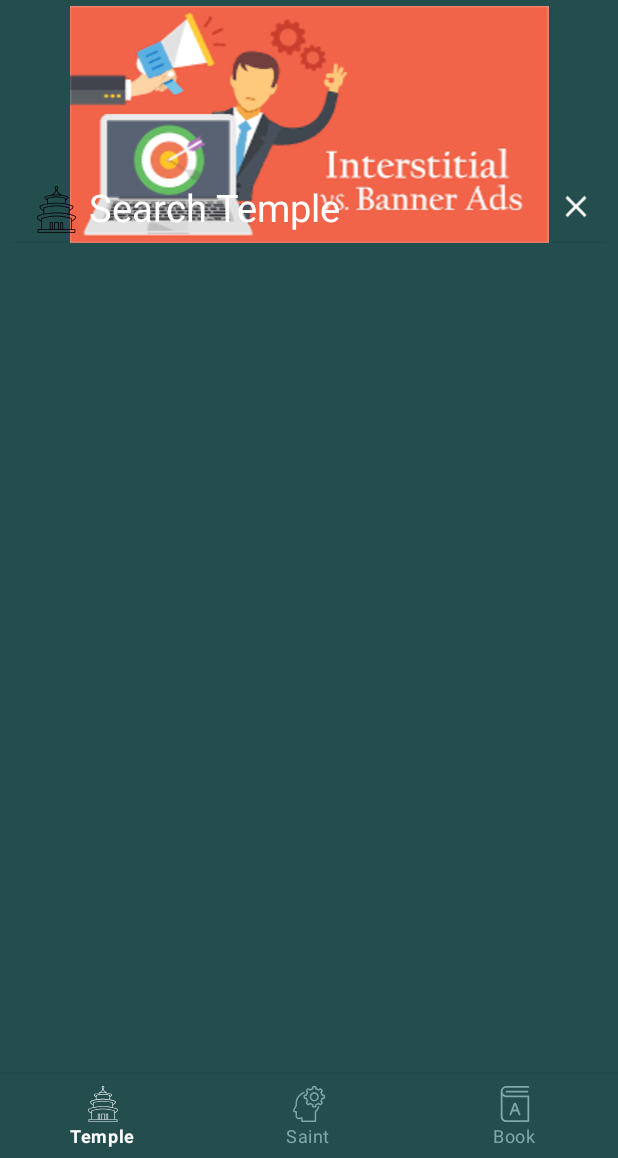
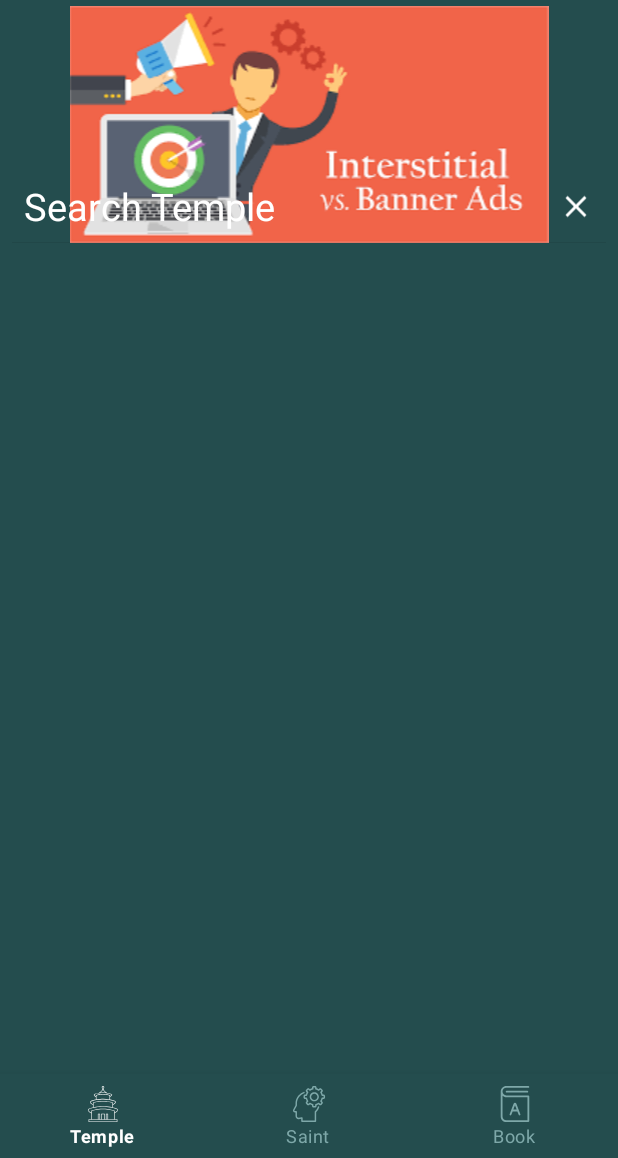
Before and after one commit to theneem/omnitrail_material, an Android app: the ReligionHome screen opened directly, with no data from a screen before it, after a tap on "Search", on a phone screen of 412 x 824 dp, the part 78-1236 px from its top. Run offline under Robolectric (Android 15) with nearby library versions, the phone set to English and light mode, and no system bars; our stand-ins replace Picasso; pictures from the network do not load; 5 statements that could not run were skipped.

Commit message:
add search

```diff
--- a/app/src/main/java/com/thenneem/omnitrail/rest/ApiInterface.java
+++ b/app/src/main/java/com/thenneem/omnitrail/rest/ApiInterface.java
@@ -20,40 +20,28 @@ import retrofit2.http.Query;
 
 public interface ApiInterface {
 
-
     @GET("religionlist.php")
     Call<List<Religion>> getReligionList();
-
 
     @POST("saintlist.php")
     @FormUrlEncoded
     Call<List<Saint>> getSaintList(@Field("rid") String rid);
 
-
     @POST("booklist.php")
     @FormUrlEncoded
     Call<List<Book>> getBookList(@Field("rid") String rid);
-
 
     @POST("templelist.php")
     @FormUrlEncoded
     Call<List<Temple>> getTempleList(@Field("rid") String rid);
 
-
-
     @POST("gettemple.php")
     @FormUrlEncoded
     Call<List<Temple>> getTemple(@Field("tid") String tid);
 
-
-
-
     @POST("getsaint.php")
     @FormUrlEncoded
     Call<List<Saint>> getSaint(@Field("sid") String sid);
-
-
-
 
     //get event list for the temples ? (may be we can use the same in future for saints
     @POST("eventlist.php")
@@ -63,9 +51,13 @@ public interface ApiInterface {
     @POST("featurelist.php")
     Call<List<Feature>> getFeatureList(@Query("ptype") String ptype, @Query("pid") String pid);
 
+    //book search
+    @POST("booksearch.php")
+    Call<List<Book>> booksSearch(@Query("rid") String rid, @Query("query") String query);
 
+    @POST("templesearch.php")
+    Call<List<Temple>> templateSearch(@Query("rid") String rid, @Query("query") String query);
 
-
-
-
+    @POST("saintsearch.php")
+    Call<List<Saint>> saintSearch(@Query("rid") String rid, @Query("query") String query);
 }
--- a/app/src/main/java/com/thenneem/omnitrail/ui/temple/TempleFragment.java
+++ b/app/src/main/java/com/thenneem/omnitrail/ui/temple/TempleFragment.java
@@ -84,12 +84,21 @@ public class TempleFragment extends Fragment {
         // calling json retrofit
         ApiInterface apiService =
                 ApiClient.getClient().create(ApiInterface.class);
+        String rid = getArguments().getString("rid");
+        Call<List<Temple>> call;
+        if(getArguments().containsKey("query")){
+            String query = getArguments().getString("query");
+            call = apiService.templateSearch(rid, query);
+        }else{
+            call = apiService.getTempleList(rid);
+        }
 
-       Call<List<Temple>> call = apiService.getTempleList(getArguments().getString("rid"));
         //Call<List<Temple>> call = apiService.getTempleList("1");
 
 
         //
+        if(call == null) return null;
+
         call.enqueue(new Callback<List<Temple>>() {
             @Override
             public void onResponse(Call<List<Temple>> call, Response<List<Temple>> response) {
--- /dev/null
+++ b/app/src/main/res/drawable/ic_search.xml
@@ -0,0 +1,5 @@
+<vector android:height="24dp" android:tint="#FFFFFF"
+    android:viewportHeight="24" android:viewportWidth="24"
+    android:width="24dp" xmlns:android="http://schemas.android.com/apk/res/android">
+    <path android:fillColor="@android:color/white" android:pathData="M15.5,14h-0.79l-0.28,-0.27C15.41,12.59 16,11.11 16,9.5 16,5.91 13.09,3 9.5,3S3,5.91 3,9.5 5.91,16 9.5,16c1.61,0 3.09,-0.59 4.23,-1.57l0.27,0.28v0.79l5,4.99L20.49,19l-4.99,-5zM9.5,14C7.01,14 5,11.99 5,9.5S7.01,5 9.5,5 14,7.01 14,9.5 11.99,14 9.5,14z"/>
+</vector>
--- a/app/src/main/res/layout/activity_religion_home.xml
+++ b/app/src/main/res/layout/activity_religion_home.xml
@@ -52,19 +52,22 @@
 
 
             </ImageView>
-        <androidx.appcompat.widget.SearchView
-            android:layout_height="wrap_content"
-            android:layout_width="match_parent"
-            app:queryHint="Search Temple"
-            android:outlineAmbientShadowColor="@color/colorWhite"
-            android:outlineSpotShadowColor="@color/colorWhite"
-            app:layout_constraintBottom_toBottomOf="@id/imgReligionThumb"
-            android:layout_alignParentRight="true"
-            android:layout_centerVertical="true"
-            android:theme="@style/AppSearchView"
-            app:searchHintIcon="@drawable/ic_temple"
-            android:layoutDirection="rtl"
-            />
+
+            <androidx.appcompat.widget.SearchView
+                android:id="@+id/searchView"
+                android:layout_width="match_parent"
+                android:layout_height="wrap_content"
+                android:layout_alignParentRight="true"
+                android:layout_centerVertical="true"
+                android:layoutDirection="rtl"
+                android:outlineAmbientShadowColor="@color/colorWhite"
+                android:outlineSpotShadowColor="@color/colorWhite"
+                android:theme="@style/AppSearchView"
+                app:layout_constraintBottom_toBottomOf="@id/imgReligionThumb"
+                app:layout_constraintEnd_toEndOf="parent"
+                app:layout_constraintStart_toStartOf="parent"
+                app:searchHintIcon="@null"
+                app:queryHint="Search Temple" />
 
         </androidx.constraintlayout.widget.ConstraintLayout>
 
--- a/app/src/main/res/layout/templelist_layout.xml
+++ b/app/src/main/res/layout/templelist_layout.xml
@@ -187,6 +187,7 @@
                 android:layout_height="100dp"
                 android:layout_gravity="start"
                 android:layout_marginTop="1dp"
+                android:layout_margin="5dp"
                 android:text="Android Version"
                 style="@style/NormalText"
                 />
@@ -210,10 +211,9 @@
                     app:icon="@drawable/ic_more"
                     android:tint="@color/primaryDarkColor"
                     app:iconGravity="end"
-
+                    android:layout_margin="5dp"
                     style="@style/ButtonMain"
-
-                    ></com.google.android.material.button.MaterialButton>
+                    />
 
             </LinearLayout>
 
```
Also changed, not shown: app/src/main/java/com/thenneem/omnitrail/ReligionHome.java (+63 -12 lines), app/src/main/java/com/thenneem/omnitrail/ui/book/BookFragment.java (+8 -1 lines), app/src/main/java/com/thenneem/omnitrail/ui/saint/SaintFragment.java (+9 -6 lines), app/src/main/res/layout/activity_fullscreen.xml (+28 -0 lines).
